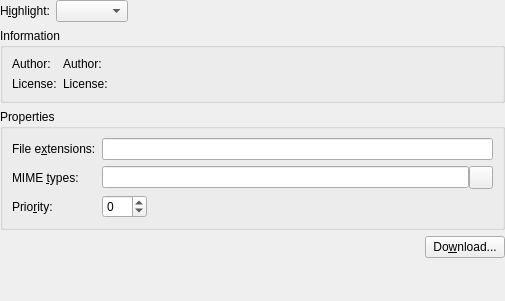
This is part/part/dialogs/hlconfigwidget.ui in KDE/kate as Qt 5 draws it before an edit. The edited form follows.
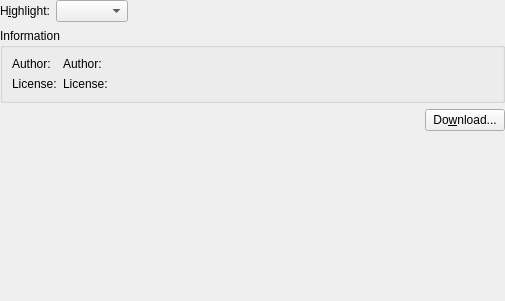
This is the edited form.

The edit to the form file:
```diff
--- a/part/part/dialogs/hlconfigwidget.ui
+++ b/part/part/dialogs/hlconfigwidget.ui
@@ -150,120 +150,23 @@
      </layout>
     </widget>
    </item>
-   <item>
-    <widget class="QGroupBox" name="gbProperties" >
-     <property name="title" >
-      <string>Properties</string>
-     </property>
-     <layout class="QGridLayout" >
-      <property name="margin" >
-       <number>9</number>
-      </property>
-      <property name="spacing" >
-       <number>6</number>
-      </property>
-      <item row="0" column="1" >
-       <widget class="QLineEdit" name="edtFileExtensions" >
-        <property name="whatsThis" >
-         <string>The list of file extensions used to determine which files to highlight using the current syntax highlight mode.</string>
-        </property>
-       </widget>
-      </item>
-      <item row="1" column="1" >
-       <layout class="QHBoxLayout" >
-        <property name="margin" >
-         <number>0</number>
-        </property>
-        <property name="spacing" >
-         <number>0</number>
-        </property>
-        <item>
-         <widget class="QLineEdit" name="edtMimeTypes" >
-          <property name="whatsThis" >
-           <string>&lt;p>The list of Mime Types used to determine which files to highlight using the current highlight mode.&lt;/p>&lt;p>Click the wizard button on the left of the entry field to display the MimeType selection dialog.&lt;/p></string>
-          </property>
-         </widget>
-        </item>
-        <item>
-         <widget class="QToolButton" name="btnMimeTypes" >
-          <property name="whatsThis" >
-           <string>&lt;p>Display a dialog with a list of all available mime types to choose from.&lt;/p>&lt;p>The &lt;b>File Extensions&lt;/b> entry will automatically be edited as well.&lt;/p></string>
-          </property>
-         </widget>
-        </item>
-       </layout>
-      </item>
-      <item row="2" column="1" >
-       <layout class="QHBoxLayout" >
-        <property name="margin" >
-         <number>0</number>
-        </property>
-        <property name="spacing" >
-         <number>6</number>
-        </property>
-        <item>
-         <widget class="QSpinBox" name="sbPriority" >
-          <property name="minimum" >
-           <number>-99</number>
-          </property>
-         </widget>
-        </item>
-        <item>
-         <spacer>
-          <property name="orientation" >
-           <enum>Qt::Horizontal</enum>
-          </property>
-          <property name="sizeHint" >
-           <size>
-            <width>331</width>
-            <height>20</height>
-           </size>
-          </property>
-         </spacer>
-        </item>
-       </layout>
-      </item>
-      <item row="1" column="0" >
-       <widget class="QLabel" name="lblMimeTypes" >
-        <property name="text" >
-         <string>MIME &amp;types:</string>
-        </property>
-        <property name="buddy" >
-         <cstring>edtMimeTypes</cstring>
-        </property>
-       </widget>
-      </item>
-      <item row="2" column="0" >
-       <widget class="QLabel" name="lblPriority" >
-        <property name="text" >
-         <string>Prio&amp;rity:</string>
-        </property>
-        <property name="buddy" >
-         <cstring>sbPriority</cstring>
-        </property>
-       </widget>
-      </item>
-      <item row="0" column="0" >
-       <widget class="QLabel" name="lblFileExtensions" >
-        <property name="text" >
-         <string>File e&amp;xtensions:</string>
-        </property>
-        <property name="buddy" >
-         <cstring>edtFileExtensions</cstring>
-        </property>
-       </widget>
-      </item>
-     </layout>
-    </widget>
-   </item>
    <item>
     <layout class="QHBoxLayout" >
-     <property name="margin" >
-      <number>0</number>
-     </property>
      <property name="spacing" >
       <number>6</number>
      </property>
+     <property name="leftMargin" >
+      <number>0</number>
+     </property>
+     <property name="topMargin" >
+      <number>0</number>
+     </property>
+     <property name="rightMargin" >
+      <number>0</number>
+     </property>
+     <property name="bottomMargin" >
+      <number>0</number>
+     </property>
      <item>
       <spacer>
        <property name="orientation" >
```
Left out of the diff: 81 changed lines with no effect on the pictures.
